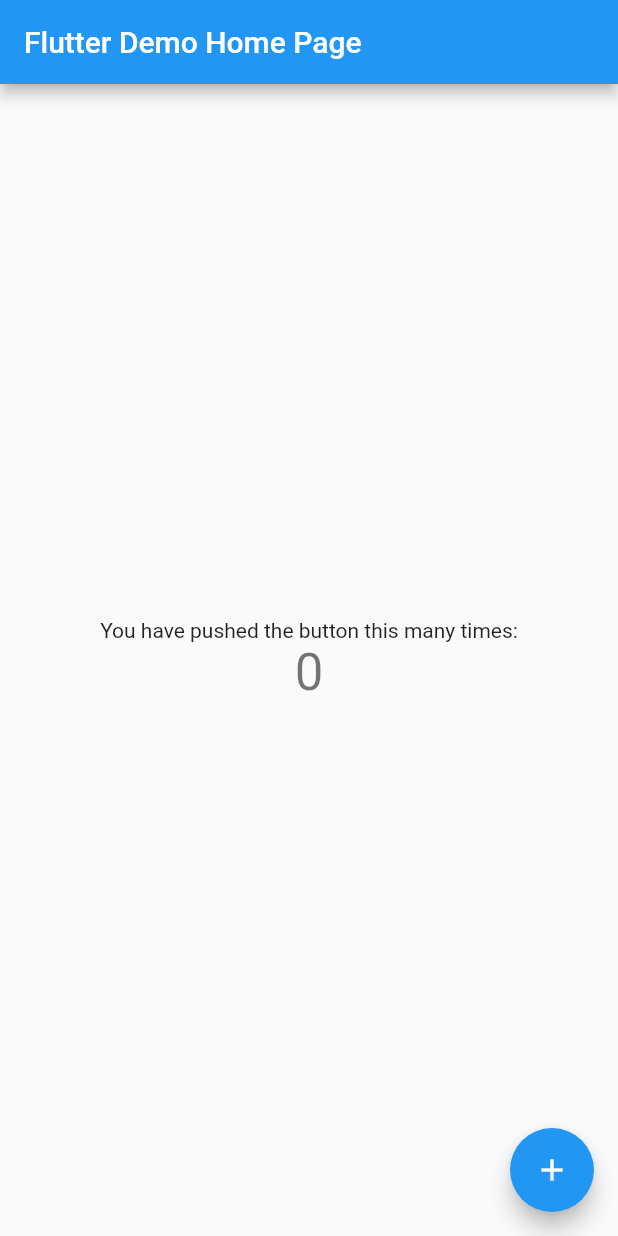
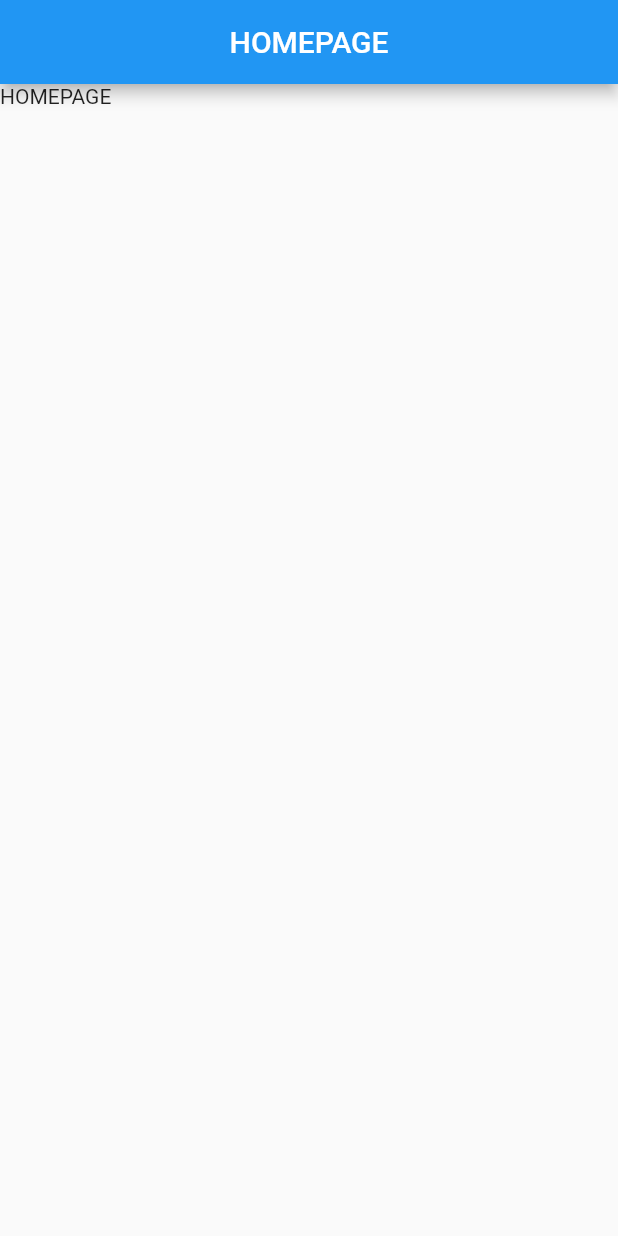
Before and after one commit to sk8rboil/todo-app, a Flutter app: the screen it shows after launch, on a phone screen of 412 x 824 dp. Run offline on Flutter 3.47's test engine with Material 2 defaults, Android fonts, the phone set to English and light mode, and no system bars; our stand-ins replace get.

```diff
--- /dev/null
+++ b/lib/app/modules/home/view.dart
@@ -0,0 +1,23 @@
+// ignore_for_file: prefer_const_constructors
+
+import 'package:flutter/material.dart';
+
+class MyHomePage extends StatelessWidget {
+  const MyHomePage({Key? key}) : super(key: key);
+
+  @override
+  Widget build(BuildContext context) {
+    return Scaffold(
+      appBar: AppBar(
+        centerTitle: true,
+        title: Text('HOMEPAGE'),
+      ),
+      body: Column(
+        // ignore: prefer_const_literals_to_create_immutables
+        children: <Widget>[
+          Text('HOMEPAGE'),
+        ],
+      ),
+    );
+  }
+}
--- a/lib/main.dart
+++ b/lib/main.dart
@@ -1,4 +1,5 @@
 import 'package:flutter/material.dart';
+import 'package:todo_application/app/modules/home/view.dart';
 
 void main() {
   runApp(const MyApp());
@@ -11,105 +12,12 @@ class MyApp extends StatelessWidget {
   @override
   Widget build(BuildContext context) {
     return MaterialApp(
+      debugShowCheckedModeBanner: false,
       title: 'Flutter Demo',
       theme: ThemeData(
-        // This is the theme of your application.
-        //
-        // Try running your application with "flutter run". You'll see the
-        // application has a blue toolbar. Then, without quitting the app, try
-        // changing the primarySwatch below to Colors.green and then invoke
-        // "hot reload" (press "r" in the console where you ran "flutter run",
-        // or simply save your changes to "hot reload" in a Flutter IDE).
-        // Notice that the counter didn't reset back to zero; the application
-        // is not restarted.
         primarySwatch: Colors.blue,
       ),
-      home: const MyHomePage(title: 'Flutter Demo Home Page'),
+      home: const MyHomePage(),
     );
   }
 }
-
-class MyHomePage extends StatefulWidget {
-  const MyHomePage({Key? key, required this.title}) : super(key: key);
-
-  // This widget is the home page of your application. It is stateful, meaning
-  // that it has a State object (defined below) that contains fields that affect
-  // how it looks.
-
-  // This class is the configuration for the state. It holds the values (in this
-  // case the title) provided by the parent (in this case the App widget) and
-  // used by the build method of the State. Fields in a Widget subclass are
-  // always marked "final".
-
-  final String title;
-
-  @override
-  State<MyHomePage> createState() => _MyHomePageState();
-}
-
-class _MyHomePageState extends State<MyHomePage> {
-  int _counter = 0;
-
-  void _incrementCounter() {
-    setState(() {
-      // This call to setState tells the Flutter framework that something has
-      // changed in this State, which causes it to rerun the build method below
-      // so that the display can reflect the updated values. If we changed
-      // _counter without calling setState(), then the build method would not be
-      // called again, and so nothing would appear to happen.
-      _counter++;
-    });
-  }
-
-  @override
-  Widget build(BuildContext context) {
-    // This method is rerun every time setState is called, for instance as done
-    // by the _incrementCounter method above.
-    //
-    // The Flutter framework has been optimized to make rerunning build methods
-    // fast, so that you can just rebuild anything that needs updating rather
-    // than having to individually change instances of widgets.
-    return Scaffold(
-      appBar: AppBar(
-        // Here we take the value from the MyHomePage object that was created by
-        // the App.build method, and use it to set our appbar title.
-        title: Text(widget.title),
-      ),
-      body: Center(
-        // Center is a layout widget. It takes a single child and positions it
-        // in the middle of the parent.
-        child: Column(
-          // Column is also a layout widget. It takes a list of children and
-          // arranges them vertically. By default, it sizes itself to fit its
-          // children horizontally, and tries to be as tall as its parent.
-          //
-          // Invoke "debug painting" (press "p" in the console, choose the
-          // "Toggle Debug Paint" action from the Flutter Inspector in Android
-          // Studio, or the "Toggle Debug Paint" command in Visual Studio Code)
-          // to see the wireframe for each widget.
-          //
-          // Column has various properties to control how it sizes itself and
-          // how it positions its children. Here we use mainAxisAlignment to
-          // center the children vertically; the main axis here is the vertical
-          // axis because Columns are vertical (the cross axis would be
-          // horizontal).
-          mainAxisAlignment: MainAxisAlignment.center,
-          children: <Widget>[
-            const Text(
-              'You have pushed the button this many times:',
-            ),
-            Text(
-              '$_counter',
-              style: Theme.of(context).textTheme.headline4,
-            ),
-          ],
-        ),
-      ),
-      floatingActionButton: FloatingActionButton(
-        onPressed: _incrementCounter,
-        tooltip: 'Increment',
-        child: const Icon(Icons.add),
-      ), // This trailing comma makes auto-formatting nicer for build methods.
-    );
-  }
-}
--- a/pubspec.yaml
+++ b/pubspec.yaml
@@ -3,7 +3,7 @@ description: A new Flutter project.
 
 # The following line prevents the package from being accidentally published to
 # pub.dev using `flutter pub publish`. This is preferred for private packages.
-publish_to: 'none' # Remove this line if you wish to publish to pub.dev
+publish_to: "none" # Remove this line if you wish to publish to pub.dev
 
 # The following defines the version and build number for your application.
 # A version number is three numbers separated by dots, like 1.2.43
@@ -30,10 +30,10 @@ dependencies:
   flutter:
     sdk: flutter
 
-
   # The following adds the Cupertino Icons font to your application.
   # Use with the CupertinoIcons class for iOS style icons.
   cupertino_icons: ^1.0.2
+  get: ^4.6.5
 
 dev_dependencies:
   flutter_test:
@@ -51,7 +51,6 @@ dev_dependencies:
 
 # The following section is specific to Flutter packages.
 flutter:
-
   # The following line ensures that the Material Icons font is
   # included with your application, so that you can use the icons in
   # the material Icons class.
```
Also changed, not shown: lib/app/core/utils/extension.dart (added, +28 -0 lines), lib/app/modules/home/binding.dart (added), lib/app/modules/home/controller.dart (added), pubspec.lock.
